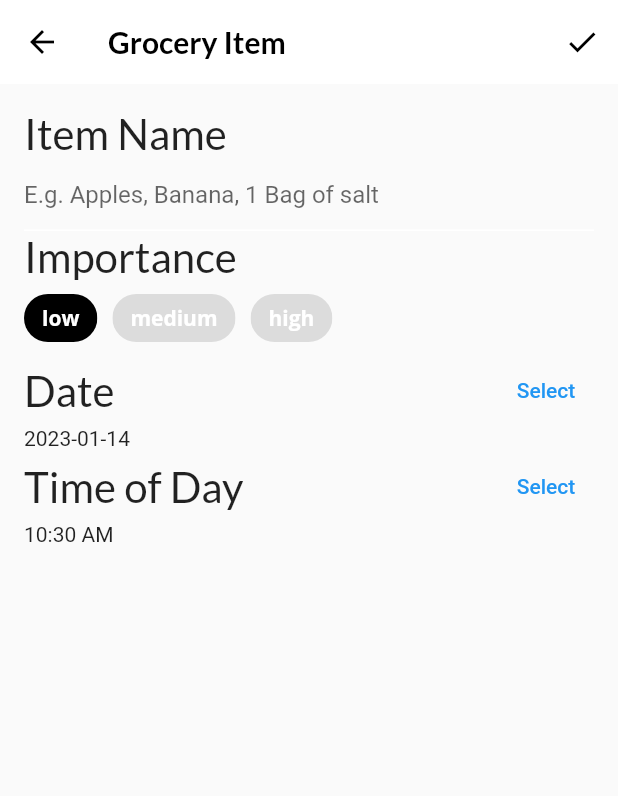
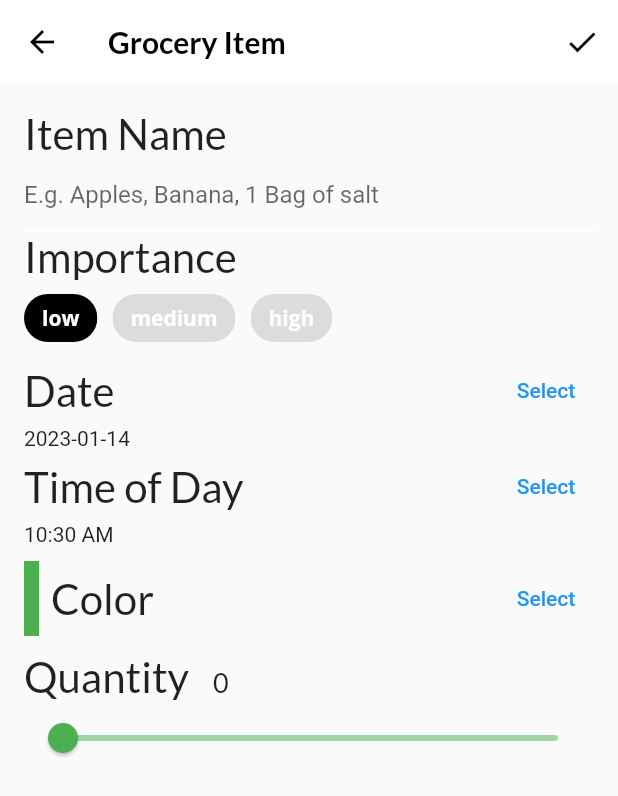
Before and after one commit to ghrms80/flta-ch06, a Flutter app: the screen it shows after launch, item 3 of the bottom bar chosen, after a tap on the "add" icon, on a phone screen of 412 x 824 dp. Shown: the top 796 px of the screen. Run offline on Flutter 3.47's test engine with Material 2 defaults, Android fonts, the light colour scheme and no system bars; our stand-ins replace flutter_colorpicker, google_fonts.

Commit message:
Building the color picker and quantity widget

```diff
--- a/lib/screens/grocery_item_screen.dart
+++ b/lib/screens/grocery_item_screen.dart
@@ -1,5 +1,6 @@
 import 'package:ch06_interactive_widgets/models/models.dart';
 import 'package:flutter/material.dart';
+import 'package:flutter_colorpicker/flutter_colorpicker.dart';
 import 'package:google_fonts/google_fonts.dart';
 import 'package:intl/intl.dart';
 
@@ -100,8 +101,10 @@ class GroceryItemScreenState extends State<GroceryItemScreen> {
             buildImportanceField(),
             buildDateField(context),
             buildTimeField(context),
-            // TODO: Add color picker
-            // TODO: Add slider
+            const SizedBox(height: 10.0),
+            buildColorPicker(context),
+            const SizedBox(height: 10.0),
+            buildQuantityField(),
             // TODO: Add Grocery Tile
           ],
         ),
@@ -293,7 +296,112 @@ class GroceryItemScreenState extends State<GroceryItemScreen> {
     );
   }
 
-  // TODO: Add buildColorPicker()
+  Widget buildColorPicker(BuildContext context) {
+    // 1
+    return Row(
+      mainAxisAlignment: MainAxisAlignment.spaceBetween,
+      children: [
+        // 2
+        Row(
+          children: [
+            Container(
+              height: 50.0,
+              width: 10.0,
+              color: _currentColor,
+            ),
+            const SizedBox(width: 8.0),
+            Text(
+              'Color',
+              style: GoogleFonts.lato(fontSize: 28.0),
+            ),
+          ],
+        ),
+        // 3
+        TextButton(
+          child: const Text('Select'),
+          onPressed: () {
+            // 4
+            showDialog(
+              context: context,
+              builder: (context) {
+                // 5
+                return AlertDialog(
+                  content: BlockPicker(
+                    pickerColor: Colors.white,
+                    // 6
+                    onColorChanged: (color) {
+                      setState(
+                        () {
+                          _currentColor = color;
+                        },
+                      );
+                    },
+                  ),
+                  actions: [
+                    // 7
+                    TextButton(
+                      onPressed: () {
+                        Navigator.of(context).pop();
+                      },
+                      child: const Text('Save'),
+                    ),
+                  ],
+                );
+              },
+            );
+          },
+        ),
+      ],
+    );
+  }
 
-  // TODO: Add buildQuantityField()
+  Widget buildQuantityField() {
+    // 1
+    return Column(
+      crossAxisAlignment: CrossAxisAlignment.start,
+      children: [
+        // 2
+        Row(
+          crossAxisAlignment: CrossAxisAlignment.baseline,
+          textBaseline: TextBaseline.alphabetic,
+          children: [
+            Text(
+              'Quantity',
+              style: GoogleFonts.lato(
+                fontSize: 28.0,
+              ),
+            ),
+            const SizedBox(
+              width: 16.0,
+            ),
+            Text(
+              _currentSliderValue.toInt().toString(),
+              style: GoogleFonts.lato(fontSize: 18.0),
+            ),
+          ],
+        ),
+        // 3
+        Slider(
+          // 4
+          inactiveColor: _currentColor.withOpacity(0.5),
+          activeColor: _currentColor,
+          // 5
+          value: _currentSliderValue.toDouble(),
+          // 6
+          min: 0.0,
+          max: 100.0,
+          // 7
+          divisions: 100,
+          // 8
+          label: _currentSliderValue.toInt().toString(),
+          // 9
+          onChanged: (double value) {
+            setState(() {
+              _currentSliderValue = value.toInt();
+            });
+          },
+        ),
+      ],
+    );
+  }
 }
```
Also changed, not shown: lib/components/grocery_tile.dart (added).
